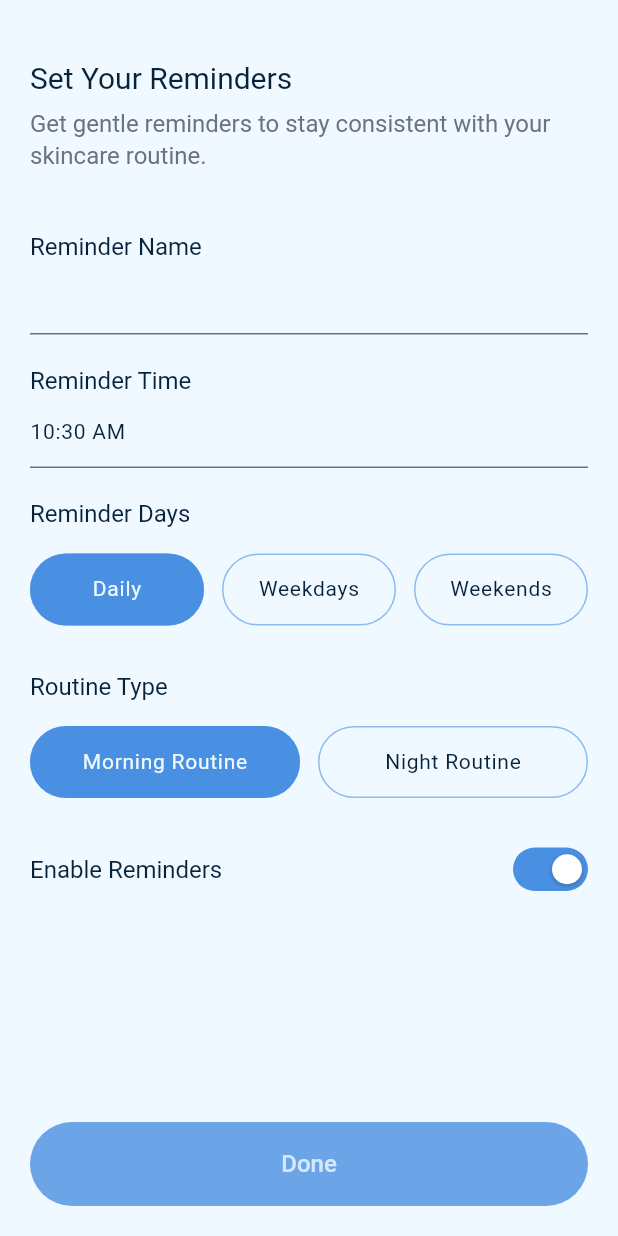
After one commit to insteptech/nepika-app-v1, a Flutter app: the ReminderSettings screen opened directly, on a phone screen of 412 x 824 dp. The commit adds this screen. Run offline on Flutter 3.47's test engine with Material 3 defaults, Android fonts, the phone set to English and light mode, and no system bars; our stand-ins replace camera, connectivity_plus, dio, equatable, flutter_bloc, injectable and 2 more; accounts and stored records are empty; network calls fail; Roboto replaces fonts that are missing (HelveticaNowDisplay).

Commit message:
Bug Fix, theme implementation

```diff
--- a/lib/core/widgets/custom_text_field.dart
+++ b/lib/core/widgets/custom_text_field.dart
@@ -411,7 +411,7 @@ class UnderlinedTextField extends StatelessWidget {
         errorText: errorText,
         contentPadding: contentPadding ?? const EdgeInsets.symmetric(vertical: 12),
         filled: backgroundColor != Colors.transparent,
-        fillColor: backgroundColor,
+        fillColor: backgroundColor ?? Colors.transparent,
         border: const UnderlineInputBorder(
           borderSide: BorderSide(color: Color(0x663898ED), width: 1),
         ),
--- a/lib/presentation/pages/dashboard/add_routine.dart
+++ b/lib/presentation/pages/dashboard/add_routine.dart
@@ -135,7 +135,7 @@ class AddRoutine extends StatelessWidget {
                       onTap: () {
                         Navigator.pushNamedAndRemoveUntil(
                           context,
-                          AppRoutes.dashboardHome,
+                          AppRoutes.dashboardReminderSettings,
                           (route) => false,
                         );
                       },
@@ -145,7 +145,6 @@ class AddRoutine extends StatelessWidget {
                           Text(
                             'Done',
                             style: Theme.of(context).textTheme.headlineMedium!.hint(context)
-
                           ),
                         ],
                       ),
--- a/lib/presentation/pages/dashboard/components/settings/help_and_support_page.dart
+++ b/lib/presentation/pages/dashboard/components/settings/help_and_support_page.dart
@@ -17,7 +17,6 @@ class _HelpAndSupportState extends State<HelpAndSupport> {
     _SettingsOptionData('FAQ', onTap: () {}),
     _SettingsOptionData('Live Chat or Contact Support', onTap: () {}),
     _SettingsOptionData('Feedback / Rate Us Page', onTap: () {}),
-    _SettingsOptionData('Delete Account', onTap: () {}),
   ];
 
   @override
--- a/lib/presentation/pages/dashboard/main.dart
+++ b/lib/presentation/pages/dashboard/main.dart
@@ -4,6 +4,7 @@ import 'package:nepika/core/constants/routes.dart';
 import 'package:nepika/presentation/pages/dashboard/components/settings/community_and_engagement_page.dart';
 import 'package:nepika/presentation/pages/dashboard/components/settings/help_and_support_page.dart';
 import 'package:nepika/presentation/pages/dashboard/components/settings/notifications_and_settings_page.dart';
+import 'package:nepika/presentation/pages/dashboard/set_reminder_page.dart';
 import 'package:nepika/presentation/pages/dashboard/settings_page.dart';
 import 'package:nepika/presentation/pages/pricing_and_error/not_found.dart';
 import 'package:nepika/presentation/pages/dashboard/add_routine.dart';
@@ -140,6 +141,11 @@ class _DashboardState extends State<Dashboard> with WidgetsBindingObserver {
                   settings: RouteSettings(name: AppRoutes.dashboardAddRoutine),
                   builder: (_) => const AddRoutine(),
                 );
+              case AppRoutes.dashboardReminderSettings:
+                return MaterialPageRoute(
+                  settings: RouteSettings(name: AppRoutes.dashboardReminderSettings),
+                  builder: (_) => const ReminderSettings(),
+                );
               case AppRoutes.dashboardAllProducts:
                 return MaterialPageRoute(
                   settings: RouteSettings(name: AppRoutes.dashboardAllProducts),
--- /dev/null
+++ b/lib/presentation/pages/dashboard/set_reminder_page.dart
@@ -0,0 +1,341 @@
+import 'package:flutter/material.dart';
+import 'package:flutter/services.dart';
+import 'package:flutter_bloc/flutter_bloc.dart';
+import 'package:nepika/core/constants/routes.dart';
+import 'package:nepika/core/constants/theme.dart';
+import 'package:nepika/core/widgets/custom_button.dart';
+import 'package:nepika/core/widgets/custom_text_field.dart';
+import 'package:nepika/core/widgets/selection_button.dart';
+import 'package:nepika/core/api_base.dart';
+import 'package:nepika/data/dashboard/repositories/dashboard_repository.dart';
+import 'package:nepika/presentation/bloc/dashboard/dashboard_bloc.dart';
+import 'package:nepika/presentation/bloc/dashboard/dashboard_event.dart';
+import 'package:nepika/presentation/bloc/dashboard/dashboard_state.dart';
+import 'package:nepika/presentation/pages/dashboard/widgets/settings_option_tile.dart';
+
+enum ReminderDays { daily, weekdays, weekends }
+enum ReminderType { morning, night }
+
+class ReminderSettings extends StatefulWidget {
+  const ReminderSettings({super.key});
+
+  @override
+  State<ReminderSettings> createState() => _ReminderSettingsState();
+}
+
+class _ReminderSettingsState extends State<ReminderSettings> {
+  ReminderDays? _selectedDay = ReminderDays.daily;
+  ReminderType? _selectedType = ReminderType.morning;
+
+  final _reminderNameController = TextEditingController();
+  final _reminderTimeController = TextEditingController();
+
+  bool _reminderEnabled = true;
+
+
+bool get _isFormValid {
+  return _reminderNameController.text.trim().isNotEmpty &&
+      _timeError == null &&
+      _selectedDay != null &&
+      _selectedType != null;
+}
+
+  String? _timeError;
+
+  @override
+  void initState() {
+    super.initState();
+    // Set default time (e.g., current time in HH:MM AM/PM format)
+    final now = DateTime.now();
+    final hour = now.hour % 12 == 0 ? 12 : now.hour % 12;
+    final minute = now.minute.toString().padLeft(2, '0');
+    final period = now.hour >= 12 ? 'PM' : 'AM';
+    _reminderTimeController.text = '$hour:$minute $period';
+
+    // Add listener for time validation
+    _reminderTimeController.addListener(_validateTime);
+  }
+
+  void _validateTime() {
+    final timeText = _reminderTimeController.text.trim();
+    final timeRegex = RegExp(r'^(1[0-2]|0?[1-9]):[0-5][0-9] (AM|PM)$');
+
+    if (!timeRegex.hasMatch(timeText)) {
+      setState(() {
+        _timeError = 'Invalid time format (use HH:MM AM/PM)';
+      });
+    } else {
+      setState(() {
+        _timeError = null;
+      });
+    }
+  }
+
+  Widget _buildReminderButton(
+    String text,
+    ReminderDays? day,
+    ReminderType? type,
+    IconData? icon,
+    String? asset,
+  ) {
+    final bool isSelected = (day != null && _selectedDay == day) ||
+        (type != null && _selectedType == type);
+
+    return Expanded(
+      child: SelectionButton(
+        text: text,
+        prefixIcon: icon,
+        isSelected: isSelected,
+        prefixIconAsset: asset,
+        onPressed: () {
+          setState(() {
+            if (day != null) {
+              _selectedDay = day;
+            }
+            if (type != null) {
+              _selectedType = type;
+            }
+          });
+        },
+      ),
+    );
+  }
+
+  void _onDonePressed() {
+    // Validate inputs
+    if (_reminderNameController.text.isEmpty) {
+      ScaffoldMessenger.of(context).showSnackBar(
+        const SnackBar(content: Text('Please enter a reminder name')),
+      );
+      return;
+    }
+
+    if (_timeError != null) {
+      ScaffoldMessenger.of(context).showSnackBar(
+        const SnackBar(content: Text('Please enter a valid time')),
+      );
+      return;
+    }
+
+    if (_selectedDay == null) {
+      ScaffoldMessenger.of(context).showSnackBar(
+        const SnackBar(content: Text('Please select reminder days')),
+      );
+      return;
+    }
+
+    if (_selectedType == null) {
+      ScaffoldMessenger.of(context).showSnackBar(
+        const SnackBar(content: Text('Please select routine type')),
+      );
+      return;
+    }
+
+    final reminderData = {
+      'reminder_name': _reminderNameController.text,
+      'reminder_time': _reminderTimeController.text,
+      'reminder_days': _selectedDay!.toString().split('.').last,
+      'reminder_type': _selectedType!.toString().split('.').last,
+      'reminder_enabled': _reminderEnabled,
+    };
+
+    // context.read<DashboardBloc>().add(
+    //       SaveReminderEvent(reminderData: reminderData, token: ''),
+    //     );
+
+    print('Reminder Data: $reminderData');
+
+    // Show success message
+
+    ScaffoldMessenger.of(context).clearSnackBars();
+    ScaffoldMessenger.of(context).showSnackBar(
+      const SnackBar(content: Text('Reminder saved successfully!')),
+    );
+
+    Navigator.of(context).pushNamed(
+      AppRoutes.dashboardHome,
+      // (route) => false,
+    );
+  }
+
+  Future<void> _selectTime(BuildContext context) async {
+    final TimeOfDay? picked = await showTimePicker(
+      context: context,
+      initialTime: TimeOfDay.now(),
+    );
+    if (picked != null) {
+      final hour = picked.hour % 12 == 0 ? 12 : picked.hour % 12;
+      final minute = picked.minute.toString().padLeft(2, '0');
+      final period = picked.hour >= 12 ? 'PM' : 'AM';
+      setState(() {
+        _reminderTimeController.text = '$hour:$minute $period';
+      });
+    }
+  }
+
+  @override
+  Widget build(BuildContext context) {
+    final theme = Theme.of(context);
+    final token = '';
+
+    return BlocProvider(
+      create: (context) =>
+          DashboardBloc(DashboardRepository(ApiBase()))
+            ..add(FetchTodaysRoutine(token, 'add')),
+      child: BlocBuilder<DashboardBloc, DashboardState>(
+        builder: (context, state) {
+          return Scaffold(
+            backgroundColor: theme.scaffoldBackgroundColor,
+            body: SafeArea(
+              child: Padding(
+                padding: const EdgeInsets.symmetric(horizontal: 20),
+                child: Column(
+                  children: [
+                    Expanded(
+                      child: SingleChildScrollView(
+                        padding: const EdgeInsets.only(bottom: 20),
+                        child: Column(
+                          crossAxisAlignment: CrossAxisAlignment.start,
+                          children: [
+                            const SizedBox(height: 40),
+                            Text(
+                              "Set Your Reminders",
+                              style: theme.textTheme.displaySmall,
+                            ),
+                            const SizedBox(height: 8),
+                            Text(
+                              'Get gentle reminders to stay consistent with your skincare routine.',
+                              style: theme.textTheme.headlineMedium!.secondary(
+                                context,
+                              ),
+                            ),
+                            const SizedBox(height: 40),
+                            Text(
+                              'Reminder Name',
+                              style: theme.textTheme.headlineMedium,
+                            ),
+                            UnderlinedTextField(
+                              controller: _reminderNameController,
+                            ),
+                            const SizedBox(height: 20),
+                            Text(
+                              'Reminder Time',
+                              style: theme.textTheme.headlineMedium,
+                            ),
+                            GestureDetector(
+                              onTap: () => _selectTime(context),
+                              child: AbsorbPointer(
+                                child: UnderlinedTextField(
+                                  controller: _reminderTimeController,
+                                  keyboardType: TextInputType.datetime,
+                                  errorText: _timeError,
+                                  inputFormatters: [
+                                    FilteringTextInputFormatter.allow(
+                                      RegExp(r'[0-9: AMPMampm]+'),
+                                    ),
+                                  ],
+                                ),
+                              ),
+                            ),
+                            const SizedBox(height: 20),
+                            Text(
+                              'Reminder Days',
+                              style: theme.textTheme.headlineMedium,
+                            ),
+                            const SizedBox(height: 16),
+                            Row(
+                              children: [
+                                _buildReminderButton(
+                                  'Daily',
+                                  ReminderDays.daily,
+                                  null,
+                                  null,
+                                  null,
+                                ),
+                                const SizedBox(width: 12),
+                                _buildReminderButton(
+                                  'Weekdays',
+                                  ReminderDays.weekdays,
+                                  null,
+                                  null,
+                                  null,
+                                ),
+                                const SizedBox(width: 12),
+                                _buildReminderButton(
+                                  'Weekends',
+                                  ReminderDays.weekends,
+                                  null,
+                                  null,
+                                  null,
+                                ),
+                              ],
+                            ),
+                            const SizedBox(height: 30),
+                            Text(
+                              'Routine Type',
+                              style: theme.textTheme.headlineMedium,
+                            ),
+                            const SizedBox(height: 16),
+                            Row(
+                              children: [
+                                _buildReminderButton(
+                                  'Morning Routine',
+                                  null,
+                                  ReminderType.morning,
+                                  null,
+                                  null,
+                                ),
+                                const SizedBox(width: 12),
+                                _buildReminderButton(
+                                  'Night Routine',
+                                  null,
+                                  ReminderType.night,
+                                  null,
+                                  null,
+                                ),
+                              ],
+                            ),
+                            const SizedBox(height: 20),
+                            SettingsOptionTile(
+                              padding: const EdgeInsets.symmetric(
+                                horizontal: 0,
+                                vertical: 8,
+                              ),
+                              text: 'Enable Reminders',
+                              showToggle: true,
+                              showDivider: false,
+                              toggleValue: _reminderEnabled,
+                              onToggleChanged: (value) {
+                                setState(() {
+                                  _reminderEnabled = value;
+                                });
+                              },
+                            ),
+                          ],
+                        ),
+                      ),
+                    ),
+                    const SizedBox(height: 12),
+                    CustomButton(
+                      isDisabled: !_isFormValid,
+                      text: 'Done',
+                      onPressed: _onDonePressed
+                      ),
+                    const SizedBox(height: 20),
+                  ],
+                ),
+              ),
+            ),
+          );
+        },
+      ),
+    );
+  }
+
+  @override
+  void dispose() {
+    _reminderNameController.dispose();
+    _reminderTimeController.dispose();
+    super.dispose();
+  }
+}
```
Also changed, not shown: lib/core/widgets/question_header.dart (+7 -8 lines), lib/presentation/pages/auth/otp_verification_page.dart (+10 -2 lines), lib/presentation/pages/auth/phone_entry_page.dart (+100 -18 lines).
